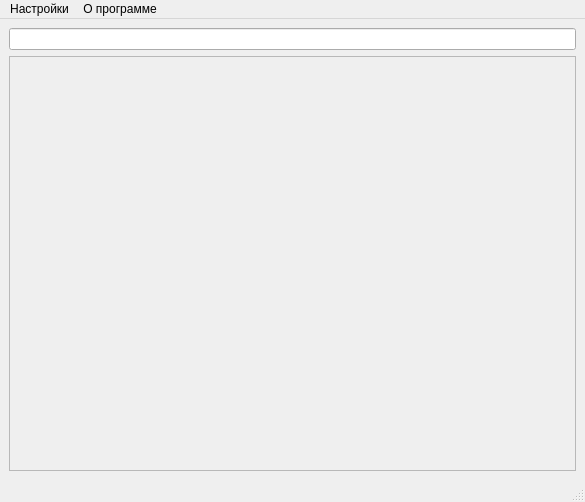
First picture: the form in views/ui/mainwindow.ui, repository pavelgrigoriev/OcrReacall, before the edit.
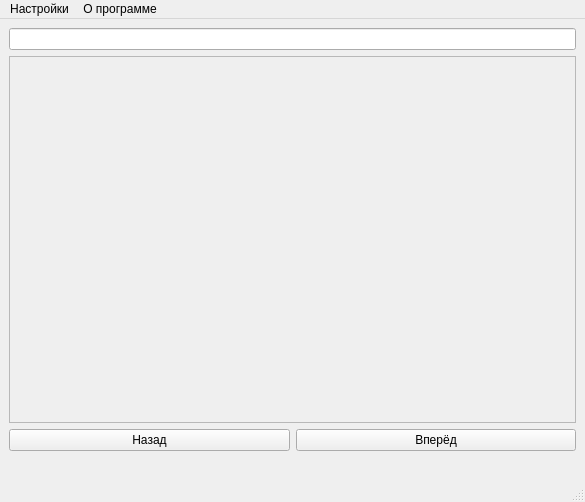
Second picture: the form after the edit.

```diff
--- a/views/ui/mainwindow.ui
+++ b/views/ui/mainwindow.ui
@@ -17,6 +17,23 @@
    <layout class="QHBoxLayout" name="horizontalLayout">
     <item>
      <layout class="QGridLayout" name="gridLayout">
+      <item row="2" column="1">
+       <widget class="QPushButton" name="pushButton_2">
+        <property name="text">
+         <string>Вперёд</string>
+        </property>
+       </widget>
+      </item>
+      <item row="2" column="0">
+       <widget class="QPushButton" name="pushButton">
+        <property name="text">
+         <string>Назад</string>
+        </property>
+       </widget>
+      </item>
+      <item row="0" column="0" colspan="2">
+       <widget class="QLineEdit" name="lineEdit"/>
+      </item>
       <item row="1" column="0" colspan="2">
        <layout class="QGridLayout" name="gridLayout_2">
         <item row="0" column="3">
@@ -30,7 +47,7 @@
              <x>0</x>
              <y>0</y>
              <width>565</width>
-             <height>391</height>
+             <height>327</height>
             </rect>
            </property>
            <layout class="QGridLayout" name="gridLayout_4">
@@ -43,8 +60,15 @@
         </item>
        </layout>
       </item>
-      <item row="0" column="0" colspan="2">
-       <widget class="QLineEdit" name="lineEdit"/>
+      <item row="3" column="0" colspan="2">
+       <widget class="QLabel" name="label">
+        <property name="text">
+         <string/>
+        </property>
+        <property name="alignment">
+         <set>Qt::AlignmentFlag::AlignCenter</set>
+        </property>
+       </widget>
       </item>
      </layout>
     </item>
```
Left out of the diff: 2 changed lines with no effect on the pictures.
